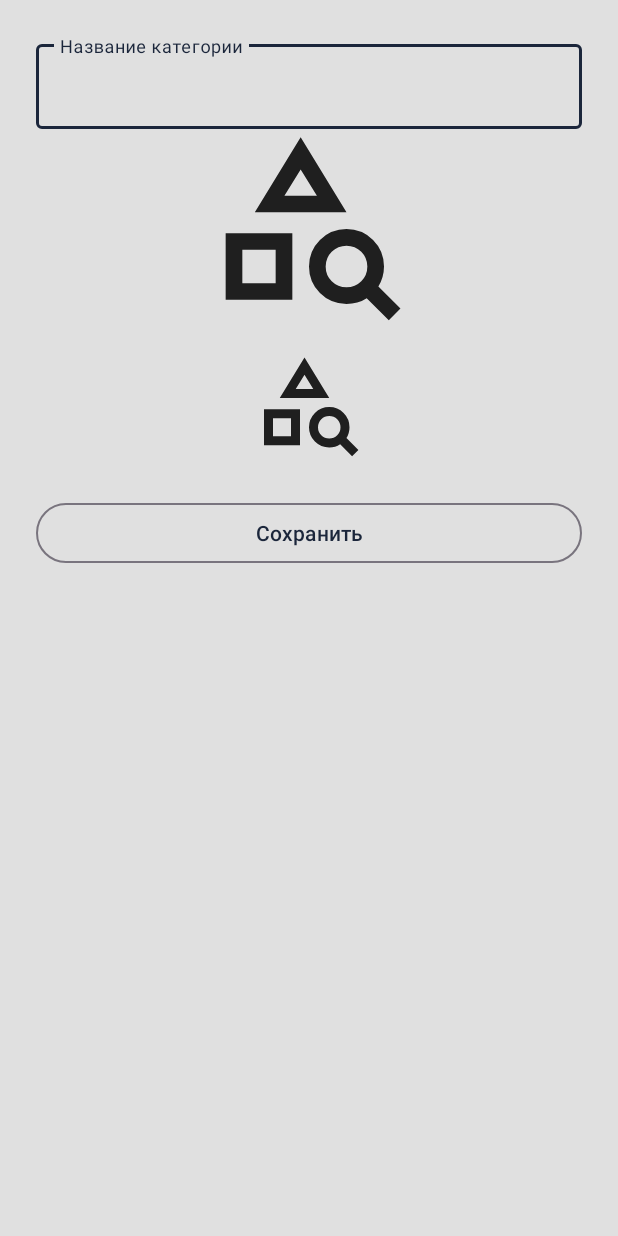
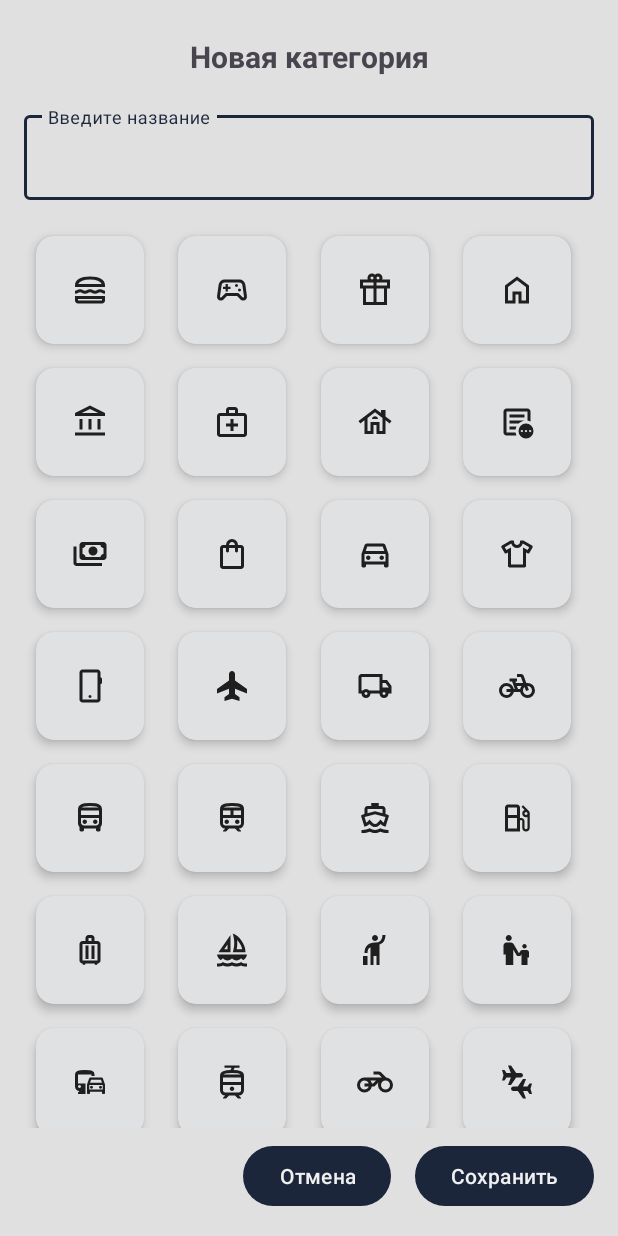
Before and after one commit to BeastChef/MoneyMind, an Android app: the AddCustomCategoryActivity screen opened directly, with no data from a screen before it, on a phone screen of 412 x 824 dp. Run offline under Robolectric (Android 15) with nearby library versions, the phone set to English and light mode, and no system bars; our stand-ins replace Room's generated code.

Commit message:
профель 1 : изменения (16)

```diff
--- a/app/src/main/java/com/example/moneymind/ui/AddCustomCategoryActivity.kt
+++ b/app/src/main/java/com/example/moneymind/ui/AddCustomCategoryActivity.kt
@@ -1,117 +1,76 @@
 package com.example.moneymind.ui
 
-import android.app.AlertDialog
 import android.os.Bundle
-import android.view.LayoutInflater
-import android.view.View
-import android.view.ViewGroup
 import android.widget.*
 import androidx.appcompat.app.AppCompatActivity
 import androidx.lifecycle.ViewModelProvider
 import androidx.lifecycle.lifecycleScope
+import androidx.recyclerview.widget.GridLayoutManager
+import androidx.recyclerview.widget.RecyclerView
 import com.example.moneymind.R
 import com.example.moneymind.data.AppDatabase
 import com.example.moneymind.data.CategoryRepository
 import com.example.moneymind.model.CustomCategoryEntity
+import com.example.moneymind.ui.adapter.IconAdapter
 import com.example.moneymind.viewmodel.CategoryViewModel
 import com.example.moneymind.viewmodel.CategoryViewModelFactory
-import com.google.android.material.button.MaterialButton
 import com.google.android.material.textfield.TextInputEditText
 import kotlinx.coroutines.launch
 
 class AddCustomCategoryActivity : AppCompatActivity() {
 
     private lateinit var inputCategoryName: TextInputEditText
-    private lateinit var saveButton: MaterialButton
-    private lateinit var selectedIconView: ImageView
-    private lateinit var layout: LinearLayout
+    private lateinit var iconRecycler: RecyclerView
+    private lateinit var btnSave: Button
+    private lateinit var btnCancel: Button
 
-    private var selectedIconResId: Int = R.drawable.ic_category_default
-    private var isIncome: Boolean = false
-
-    private lateinit var categoryViewModel: CategoryViewModel
+    private lateinit var viewModel: CategoryViewModel
+    private var selectedIconResId = R.drawable.ic_category_default
+    private var isIncome = false
 
     override fun onCreate(savedInstanceState: Bundle?) {
         super.onCreate(savedInstanceState)
-        setContentView(R.layout.add_custom_category)
+        setContentView(R.layout.activity_add_category)
 
+        // Инициализация
         inputCategoryName = findViewById(R.id.inputCategoryName)
-        saveButton = findViewById(R.id.saveCategoryButton)
-        layout = findViewById(R.id.addCategoryLayout)
+        iconRecycler = findViewById(R.id.iconGridRecycler)
+        btnSave = findViewById(R.id.btnSave)
+        btnCancel = findViewById(R.id.btnCancel)
 
+        // Получаем тип
         isIncome = intent.getStringExtra("CATEGORY_TYPE") == "income"
 
+        // ViewModel
         val db = AppDatabase.getDatabase(applicationContext)
-        val repository = CategoryRepository(
-            db.categoryDao(),
-            db.customCategoryDao()
-        )
+        val repository = CategoryRepository(db.categoryDao(), db.customCategoryDao())
         val factory = CategoryViewModelFactory(repository)
-        categoryViewModel = ViewModelProvider(this, factory)[CategoryViewModel::class.java]
+        viewModel = ViewModelProvider(this, factory)[CategoryViewModel::class.java]
 
-        selectedIconView = ImageView(this).apply {
-            setImageResource(selectedIconResId)
-            layoutParams = LinearLayout.LayoutParams(200, 200)
-            setOnClickListener {
-                showIconGridDialog()
-            }
-        }
-        layout.addView(selectedIconView, 1)
+        // Загружаем иконки
+        val iconArray = resources.obtainTypedArray(R.array.icon_res_ids)
+        val iconList = (0 until iconArray.length()).map { iconArray.getResourceId(it, 0) }
+        iconArray.recycle()
 
-        saveButton.setOnClickListener {
-            val name = inputCategoryName.text.toString().trim()
-            if (name.isNotEmpty()) {
-                saveCustomCategory(name)
-            } else {
-                Toast.makeText(this, "Введите название категории", Toast.LENGTH_SHORT).show()
-            }
-        }
+        val adapter = IconAdapter(iconList) { resId ->
+            selectedIconResId = resId
         }
 
-    private fun showIconGridDialog() {
-        val dialogView = LayoutInflater.from(this).inflate(R.layout.dialog_icon_grid, null)
-        val gridView = dialogView.findViewById<GridView>(R.id.iconGridView)
+        iconRecycler.layoutManager = GridLayoutManager(this, 4)
+        iconRecycler.adapter = adapter
 
-        val iconResArray = resources.obtainTypedArray(R.array.icon_res_ids)
-        val icons = (0 until iconResArray.length()).map { iconResArray.getResourceId(it, 0) }
-        iconResArray.recycle()
+        btnCancel.setOnClickListener { finish() }
 
-        var tempSelected = selectedIconResId
-
-        val adapter = object : BaseAdapter() {
-            override fun getCount() = icons.size
-            override fun getItem(position: Int) = icons[position]
-            override fun getItemId(position: Int) = position.toLong()
-            override fun getView(position: Int, convertView: View?, parent: ViewGroup?): View {
-                return ImageView(this@AddCustomCategoryActivity).apply {
-                    setImageResource(icons[position])
-                    layoutParams = AbsListView.LayoutParams(150, 150)
-                    setPadding(12, 12, 12, 12)
-                }
-            }
+        btnSave.setOnClickListener {
+            val name = inputCategoryName.text.toString().trim()
+            if (name.isEmpty()) {
+                Toast.makeText(this, "Введите название", Toast.LENGTH_SHORT).show()
+                return@setOnClickListener
             }
 
-        gridView.adapter = adapter
-        gridView.setOnItemClickListener { _, _, position, _ ->
-            tempSelected = icons[position]
-        }
-
-        AlertDialog.Builder(this)
-            .setTitle("Выберите иконку")
-            .setView(dialogView)
-            .setPositiveButton("Выбрать") { _, _ ->
-                selectedIconResId = tempSelected
-                selectedIconView.setImageResource(selectedIconResId)
-            }
-            .setNegativeButton("Отмена", null)
-            .show()
-    }
-
-    private fun saveCustomCategory(name: String) {
             val iconName = resources.getResourceEntryName(selectedIconResId)
-
-        val customCategory = CustomCategoryEntity(
-            id = 0, // Room сам сгенерирует
+            val category = CustomCategoryEntity(
+                id = 0,
                 name = name,
                 iconResId = selectedIconResId,
                 iconName = iconName,
@@ -119,10 +78,11 @@ class AddCustomCategoryActivity : AppCompatActivity() {
             )
 
             lifecycleScope.launch {
-            categoryViewModel.insertCustom(customCategory)
+                viewModel.insertCustom(category)
                 Toast.makeText(this@AddCustomCategoryActivity, "Категория добавлена", Toast.LENGTH_SHORT).show()
                 setResult(RESULT_OK)
                 finish()
             }
         }
     }
+}
--- /dev/null
+++ b/app/src/main/java/com/example/moneymind/ui/IconAdapter.kt
@@ -0,0 +1,48 @@
+package com.example.moneymind.ui.adapter
+
+import android.view.LayoutInflater
+import android.view.View
+import android.view.ViewGroup
+import android.widget.ImageView
+import androidx.recyclerview.widget.RecyclerView
+import com.example.moneymind.R
+import com.google.android.material.card.MaterialCardView
+
+class IconAdapter(
+    private val icons: List<Int>,
+    private val onIconSelected: (Int) -> Unit
+) : RecyclerView.Adapter<IconAdapter.IconViewHolder>() {
+
+    private var selectedPosition = -1
+
+    inner class IconViewHolder(itemView: View) : RecyclerView.ViewHolder(itemView) {
+        val iconImage: ImageView = itemView.findViewById(R.id.iconImage)
+        val cardView: MaterialCardView = itemView.findViewById(R.id.iconCard)
+    }
+
+    override fun onCreateViewHolder(parent: ViewGroup, viewType: Int): IconViewHolder {
+        val view = LayoutInflater.from(parent.context)
+            .inflate(R.layout.item_icon, parent, false)
+        return IconViewHolder(view)
+    }
+
+    override fun onBindViewHolder(holder: IconViewHolder, position: Int) {
+        val resId = icons[position]
+        holder.iconImage.setImageResource(resId)
+
+        holder.cardView.strokeWidth = if (position == selectedPosition) 4 else 0
+
+        holder.itemView.setOnClickListener {
+            val currentPosition = holder.adapterPosition
+            if (currentPosition != RecyclerView.NO_POSITION) {
+                val prev = selectedPosition
+                selectedPosition = currentPosition
+                notifyItemChanged(prev)
+                notifyItemChanged(currentPosition)
+                onIconSelected(icons[currentPosition])
+            }
+        }
+    }
+
+    override fun getItemCount(): Int = icons.size
+}
--- a/app/src/main/res/layout/activity_add_category.xml
+++ b/app/src/main/res/layout/activity_add_category.xml
@@ -1,44 +1,65 @@
 <?xml version="1.0" encoding="utf-8"?>
-<LinearLayout xmlns:android="http://schemas.android.com/apk/res/android"
-    android:id="@+id/addCategoryLayout"
+<LinearLayout
+    xmlns:android="http://schemas.android.com/apk/res/android"
     android:layout_width="match_parent"
     android:layout_height="match_parent"
-    android:padding="24dp"
     android:orientation="vertical"
-    android:gravity="center_horizontal"
-    android:background="?android:colorBackground">
+    android:padding="16dp">
+
+    <!-- Верхний заголовок -->
+    <TextView
+        android:id="@+id/topTitle"
+        android:layout_width="match_parent"
+        android:layout_height="wrap_content"
+        android:text="Новая категория"
+        android:textSize="20sp"
+        android:textStyle="bold"
+        android:gravity="center"
+        android:padding="8dp"/>
 
     <!-- Название категории -->
     <com.google.android.material.textfield.TextInputLayout
         android:layout_width="match_parent"
         android:layout_height="wrap_content"
-        android:hint="Название категории">
+        android:layout_marginTop="12dp">
 
         <com.google.android.material.textfield.TextInputEditText
             android:id="@+id/inputCategoryName"
             android:layout_width="match_parent"
             android:layout_height="wrap_content"
-            android:inputType="textCapSentences" />
+            android:hint="Введите название"
+            android:textSize="16sp" />
     </com.google.android.material.textfield.TextInputLayout>
+    <!-- RecyclerView с иконками -->
+    <androidx.recyclerview.widget.RecyclerView
+        android:id="@+id/iconGridRecycler"
+        android:layout_width="match_parent"
+        android:layout_height="0dp"
+        android:layout_weight="1"
+        android:layout_marginTop="16dp"/>
 
-    <!-- Иконка -->
-    <ImageView
-        android:id="@+id/iconImageView"
-        android:layout_width="72dp"
-        android:layout_height="72dp"
-        android:layout_marginTop="16dp"
-        android:src="@drawable/ic_category_default"
-        android:contentDescription="Выбрать иконку"
-        android:clickable="true"
-        android:focusable="true"
-        android:background="?attr/selectableItemBackgroundBorderless" />
-
-    <!-- Кнопка сохранить -->
-    <com.google.android.material.button.MaterialButton
-        android:id="@+id/saveCategoryButton"
-        style="?attr/materialButtonOutlinedStyle"
+    <!-- Кнопки -->
+    <LinearLayout
         android:layout_width="match_parent"
         android:layout_height="wrap_content"
-        android:layout_marginTop="24dp"
-        android:text="Сохранить" />
+        android:orientation="horizontal"
+        android:gravity="end"
+        android:layout_marginTop="8dp">
+
+        <Button
+            android:id="@+id/btnCancel"
+            android:layout_width="wrap_content"
+            android:layout_height="wrap_content"
+            android:text="Отмена" />
+
+        <Space
+            android:layout_width="16dp"
+            android:layout_height="wrap_content" />
+
+        <Button
+            android:id="@+id/btnSave"
+            android:layout_width="wrap_content"
+            android:layout_height="wrap_content"
+            android:text="Сохранить" />
+    </LinearLayout>
 </LinearLayout>
--- a/app/src/main/res/layout/add_custom_category.xml
+++ b/app/src/main/res/layout/add_custom_category.xml
@@ -1,44 +1,67 @@
 <?xml version="1.0" encoding="utf-8"?>
-<LinearLayout xmlns:android="http://schemas.android.com/apk/res/android"
-    android:id="@+id/addCategoryLayout"
+<LinearLayout
+    xmlns:android="http://schemas.android.com/apk/res/android"
+    xmlns:app="http://schemas.android.com/apk/res-auto"
     android:layout_width="match_parent"
     android:layout_height="match_parent"
-    android:padding="24dp"
     android:orientation="vertical"
-    android:gravity="center_horizontal"
-    android:background="?android:colorBackground">
+    android:padding="16dp">
 
-    <!-- Название категории -->
+    <!-- Заголовок -->
+    <TextView
+        android:id="@+id/topTitle"
+        android:layout_width="match_parent"
+        android:layout_height="wrap_content"
+        android:text="Новая категория"
+        android:textSize="20sp"
+        android:textStyle="bold"
+        android:gravity="center"
+        android:padding="8dp"/>
+
+    <!-- Поле ввода с Material оформлением -->
     <com.google.android.material.textfield.TextInputLayout
         android:layout_width="match_parent"
         android:layout_height="wrap_content"
-        android:hint="Название категории">
+        android:layout_marginTop="12dp">
 
         <com.google.android.material.textfield.TextInputEditText
             android:id="@+id/inputCategoryName"
             android:layout_width="match_parent"
             android:layout_height="wrap_content"
-            android:inputType="textCapSentences" />
+            android:hint="Введите название"
+            android:textSize="16sp" />
     </com.google.android.material.textfield.TextInputLayout>
 
-    <!-- Иконка -->
-    <ImageView
-        android:id="@+id/iconImageView"
-        android:layout_width="72dp"
-        android:layout_height="72dp"
-        android:layout_marginTop="16dp"
-        android:src="@drawable/ic_category_default"
-        android:contentDescription="Выбрать иконку"
-        android:clickable="true"
-        android:focusable="true"
-        android:background="?attr/selectableItemBackgroundBorderless" />
+    <!-- Сетка иконок -->
+    <androidx.recyclerview.widget.RecyclerView
+        android:id="@+id/iconGridRecycler"
+        android:layout_width="match_parent"
+        android:layout_height="0dp"
+        android:layout_weight="1"
+        android:layout_marginTop="16dp" />
 
-    <!-- Кнопка сохранить -->
-    <com.google.android.material.button.MaterialButton
-        android:id="@+id/saveCategoryButton"
+    <!-- Кнопки действия -->
+    <LinearLayout
         android:layout_width="match_parent"
         android:layout_height="wrap_content"
-        android:text="Сохранить"
-        android:layout_marginTop="24dp"
-        style="?attr/materialButtonOutlinedStyle" />
+        android:orientation="horizontal"
+        android:gravity="end"
+        android:layout_marginTop="8dp">
+
+        <Button
+            android:id="@+id/btnCancel"
+            android:layout_width="wrap_content"
+            android:layout_height="wrap_content"
+            android:text="Отмена" />
+
+        <Space
+            android:layout_width="16dp"
+            android:layout_height="wrap_content" />
+
+        <Button
+            android:id="@+id/btnSave"
+            android:layout_width="wrap_content"
+            android:layout_height="wrap_content"
+            android:text="Сохранить" />
+    </LinearLayout>
 </LinearLayout>
--- /dev/null
+++ b/app/src/main/res/layout/item_icon.xml
@@ -0,0 +1,21 @@
+<?xml version="1.0" encoding="utf-8"?>
+<com.google.android.material.card.MaterialCardView
+    xmlns:android="http://schemas.android.com/apk/res/android"
+    xmlns:app="http://schemas.android.com/apk/res-auto"
+    android:id="@+id/iconCard"
+    android:layout_width="72dp"
+    android:layout_height="72dp"
+    android:layout_margin="8dp"
+    app:cardCornerRadius="12dp"
+    app:strokeWidth="0dp"
+    app:strokeColor="@color/teal_200"
+    app:cardElevation="4dp">
+
+    <ImageView
+        android:id="@+id/iconImage"
+        android:layout_width="match_parent"
+        android:layout_height="match_parent"
+        android:padding="16dp"
+        android:scaleType="centerInside"
+        android:contentDescription="@string/category_icon" />
+</com.google.android.material.card.MaterialCardView>
```
Also changed, not shown: app/src/main/res/drawable/edit_text_background.xml (added, +8 -0 lines), app/src/main/res/layout/bottom_sheet_icon_picker.xml (added, +12 -0 lines). Lines whose indentation alone changed are shown as unchanged.
